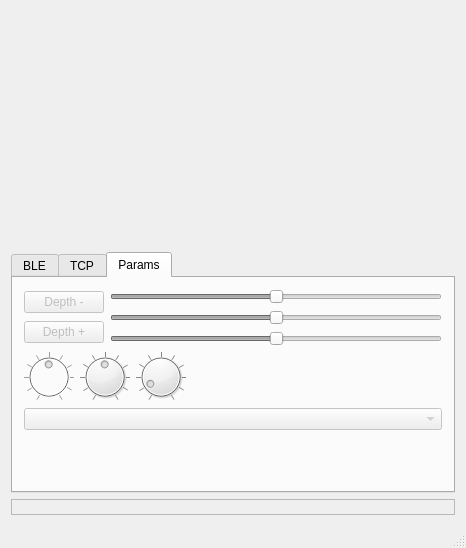
Old version of the form src/example/qt/oemqt.ui in the repository clariusdev/solum.
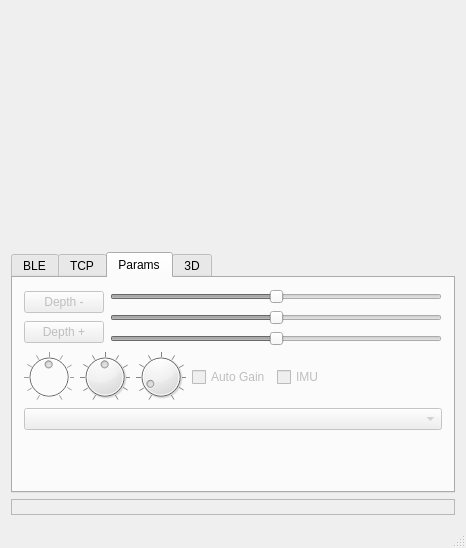
New version of the form. The open tabs and pages were chosen to show the change.

```diff
--- a/src/example/qt/oemqt.ui
+++ b/src/example/qt/oemqt.ui
@@ -569,6 +569,26 @@
             </property>
            </widget>
           </item>
+          <item>
+           <widget class="QCheckBox" name="autogain">
+            <property name="enabled">
+             <bool>false</bool>
+            </property>
+            <property name="text">
+             <string>Auto Gain</string>
+            </property>
+           </widget>
+          </item>
+          <item>
+           <widget class="QCheckBox" name="imu">
+            <property name="enabled">
+             <bool>false</bool>
+            </property>
+            <property name="text">
+             <string>IMU</string>
+            </property>
+           </widget>
+          </item>
           <item>
            <spacer name="horizontalSpacer_3">
             <property name="orientation">
@@ -606,6 +626,19 @@
         </item>
        </layout>
       </widget>
+      <widget class="QWidget" name="_3d">
+       <property name="enabled">
+        <bool>true</bool>
+       </property>
+       <attribute name="title">
+        <string>3D</string>
+       </attribute>
+       <layout class="QVBoxLayout" name="verticalLayout_6">
+        <item>
+         <layout class="QVBoxLayout" name="render"/>
+        </item>
+       </layout>
+      </widget>
      </widget>
     </item>
     <item>
```
Left out of the diff: 61 changed lines with no effect on the pictures.
